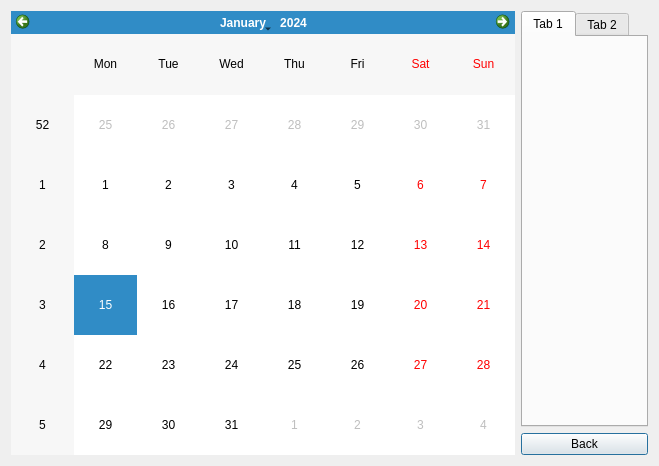
Above: BTM_Qt/calendar.ui from skandermoalla/CSE201-Top5 before the change. Below: the same form after it.
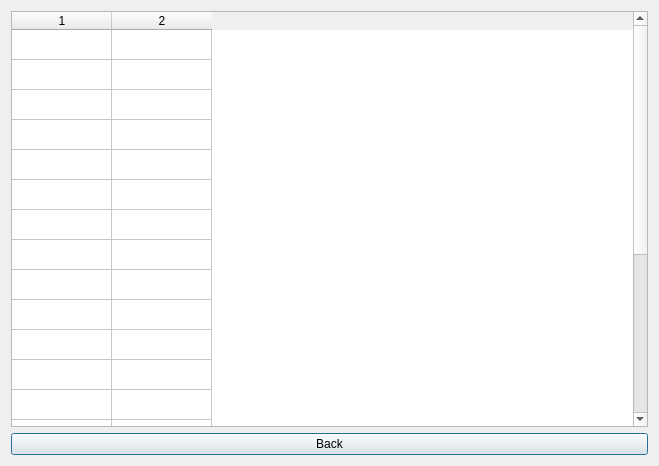
That is the form after the change.

Commit message:
Connecting the calendar ui.
- Created the new calendar ui.
- Connected it with the mainwindow, the user team and the league
- Created a new attribute of the League which is a map which holds the calendar.

TO BE DONE:::
- The calendar function might need work, it is still not well accessible,

What changed in the file:
```diff
--- a/BTM_Qt/calendar.ui
+++ b/BTM_Qt/calendar.ui
@@ -14,38 +14,63 @@
    <string>Dialog</string>
   </property>
   <layout class="QGridLayout" name="gridLayout">
-   <item row="1" column="1">
+   <item row="2" column="0">
     <widget class="QPushButton" name="pushButton">
      <property name="text">
       <string>Back</string>
      </property>
     </widget>
    </item>
-   <item row="0" column="1">
-    <widget class="QTabWidget" name="tabWidget">
-     <property name="currentIndex">
-      <number>0</number>
+   <item row="1" column="0">
+    <widget class="QTableWidget" name="tableWidget">
+     <property name="autoFillBackground">
+      <bool>false</bool>
      </property>
-     <widget class="QWidget" name="tab">
-      <attribute name="title">
-       <string>Tab 1</string>
-      </attribute>
-     </widget>
-     <widget class="QWidget" name="tab_2">
-      <attribute name="title">
-       <string>Tab 2</string>
-      </attribute>
-     </widget>
-    </widget>
-   </item>
-   <item row="0" column="0" rowspan="2">
-    <widget class="QCalendarWidget" name="calendarWidget">
-     <property name="sizePolicy">
-      <sizepolicy hsizetype="Preferred" vsizetype="Preferred">
-       <horstretch>1</horstretch>
-       <verstretch>0</verstretch>
-      </sizepolicy>
+     <property name="rowCount">
+      <number>22</number>
      </property>
+     <property name="columnCount">
+      <number>2</number>
+     </property>
+     <attribute name="horizontalHeaderVisible">
+      <bool>true</bool>
+     </attribute>
+     <attribute name="horizontalHeaderCascadingSectionResizes">
+      <bool>false</bool>
+     </attribute>
+     <attribute name="horizontalHeaderHighlightSections">
+      <bool>true</bool>
+     </attribute>
+     <attribute name="verticalHeaderVisible">
+      <bool>false</bool>
+     </attribute>
+     <attribute name="verticalHeaderHighlightSections">
+      <bool>false</bool>
+     </attribute>
+     <row/>
+     <row/>
+     <row/>
+     <row/>
+     <row/>
+     <row/>
+     <row/>
+     <row/>
+     <row/>
+     <row/>
+     <row/>
+     <row/>
+     <row/>
+     <row/>
+     <row/>
+     <row/>
+     <row/>
+     <row/>
+     <row/>
+     <row/>
+     <row/>
+     <row/>
+     <column/>
+     <column/>
     </widget>
    </item>
   </layout>
```
The commit also changes 6 other files.
